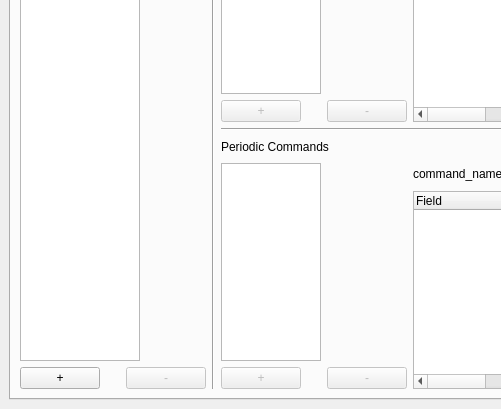
xbosch/gdais, file ui/equipmenteditor_mainwindow.ui: the form before one commit; both pictures show x 0 to 501 and y 257 to 666 of the 592 by 666 pixel window.
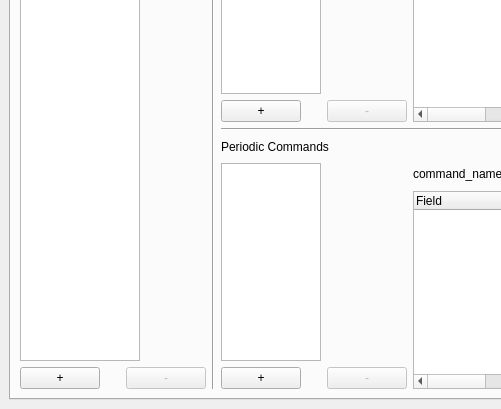
The form after the commit.

Commit message: Completed GUI for editing the new Equipment class.

The edit to the form file:
```diff
--- a/ui/equipmenteditor_mainwindow.ui
+++ b/ui/equipmenteditor_mainwindow.ui
@@ -223,9 +223,6 @@
                <layout class="QHBoxLayout" name="horizontalLayout_13">
                 <item>
                  <widget class="QPushButton" name="init_commands_add">
-                  <property name="enabled">
-                   <bool>false</bool>
-                  </property>
                   <property name="text">
                    <string>+</string>
                   </property>
@@ -369,9 +366,6 @@
                <layout class="QHBoxLayout" name="horizontalLayout_14">
                 <item>
                  <widget class="QPushButton" name="periodic_commands_add">
-                  <property name="enabled">
-                   <bool>false</bool>
-                  </property>
                   <property name="text">
                    <string>+</string>
                   </property>
```
The commit also changes 4 other files.
